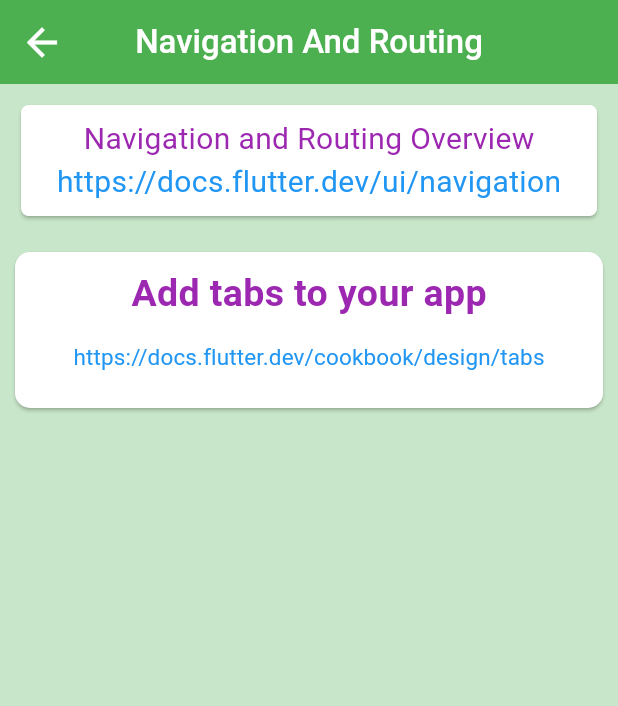
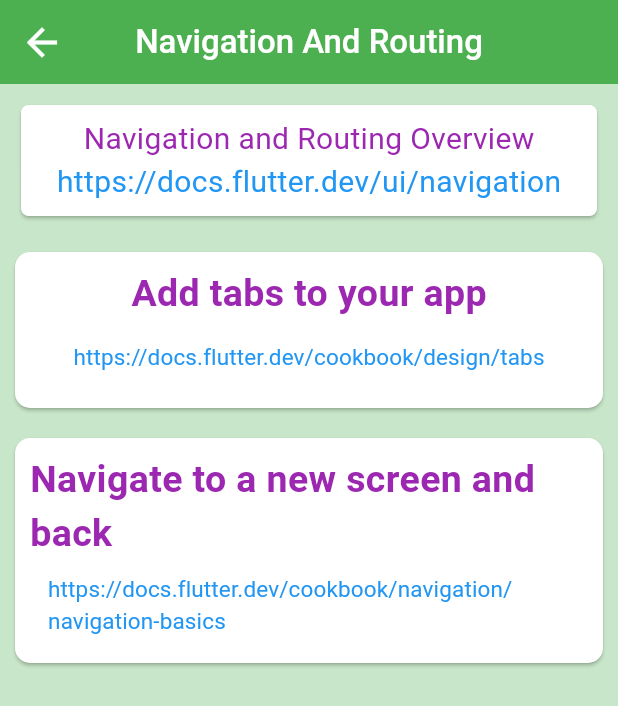
Before and after one commit to ChandravirRaj/lodhi_info_tech, a Flutter app: the NavAndRouting screen opened directly, on a phone screen of 412 x 824 dp. Shown: the top 706 px of the screen. Run offline on Flutter 3.47's test engine with Material 3 defaults, Android fonts, the light colour scheme and no system bars; our stand-ins replace email_validator, font_awesome_flutter.

Commit message:
navigate to new screen and back to previous screen

```diff
--- a/lib/practice/routing/NavAndRoutScreen.dart
+++ b/lib/practice/routing/NavAndRoutScreen.dart
@@ -1,5 +1,6 @@
 import 'package:flutter/material.dart';
 import 'package:font_awesome_flutter/font_awesome_flutter.dart';
+import 'package:lodhi_info_tech/practice/routing/ontoother/FirstPage.dart';
 import 'package:lodhi_info_tech/practice/routing/tabs.dart';
 import 'package:lodhi_info_tech/utils/util.dart';
 import 'package:url_launcher/link.dart';
@@ -16,6 +17,7 @@
 class _NavAndRoutingState extends State<NavAndRouting> {
   var overview = 'https://docs.flutter.dev/ui/navigation';
   var tabs = 'https://docs.flutter.dev/cookbook/design/tabs';
+  var navigationBasics = 'https://docs.flutter.dev/cookbook/navigation/navigation-basics';
 
   @override
   Widget build(BuildContext context) {
@@ -66,7 +68,7 @@
                 ),
               ),
               Card(
-                margin: EdgeInsets.only(top: 20),
+                margin: const EdgeInsets.only(top: 20),
                 color: Colors.white,
                 shape: RoundedRectangleBorder(
                     borderRadius: BorderRadius.circular(10)),
@@ -98,6 +100,40 @@
                     ),
                   ),
                 ),
+              ),
+              Card(
+                margin: EdgeInsets.only(top: 20),
+                color: Colors.white,
+                shape: RoundedRectangleBorder(
+                    borderRadius: BorderRadius.circular(10)),
+                child: SizedBox(
+                  width: double.infinity,
+                  child: Padding(
+                    padding: const EdgeInsets.all(10),
+                    child: Column(
+                      mainAxisAlignment: MainAxisAlignment.start,
+                      children: [
+                        InkWell(
+                          onTap: () {
+                            _moveToFirstPage();
+                          },
+                          child: Text(
+                            "Navigate to a new screen and back",
+                            style: Util.headerTitleTextStyle().copyWith(fontSize: 25),
+                          ),
+                        ),
+                        TextButton(
+                          onPressed: () { Util.launchURL(navigationBasics);},
+                          child: Text(
+                            navigationBasics,
+                            style: Util.regularTextStyle()
+                                .copyWith(color: Colors.blue,fontSize: 15),
+                          ),
+                        )
+                      ],
+                    ),
+                  ),
+                ),
               )
             ],
           ),
@@ -111,4 +147,10 @@
       return const MyTabs();
     }));
   }
+
+  void _moveToFirstPage() {
+    Navigator.push(context, MaterialPageRoute(builder: (context) {
+      return const NavFirstPage();
+    }));
+  }
 }
```
Also changed, not shown: lib/practice/routing/CustomeTabDesign.dart (+4 -4 lines), lib/practice/routing/ontoother/FirstPage.dart (added, +46 -0 lines), lib/practice/routing/ontoother/SecondPage.dart (added, +80 -0 lines).
